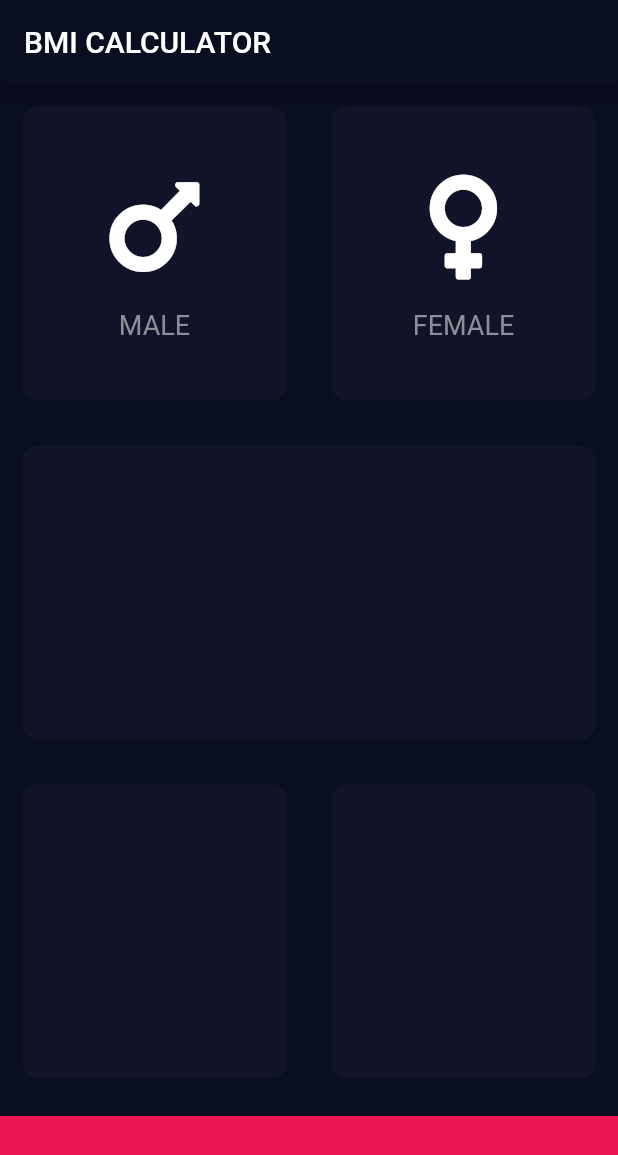
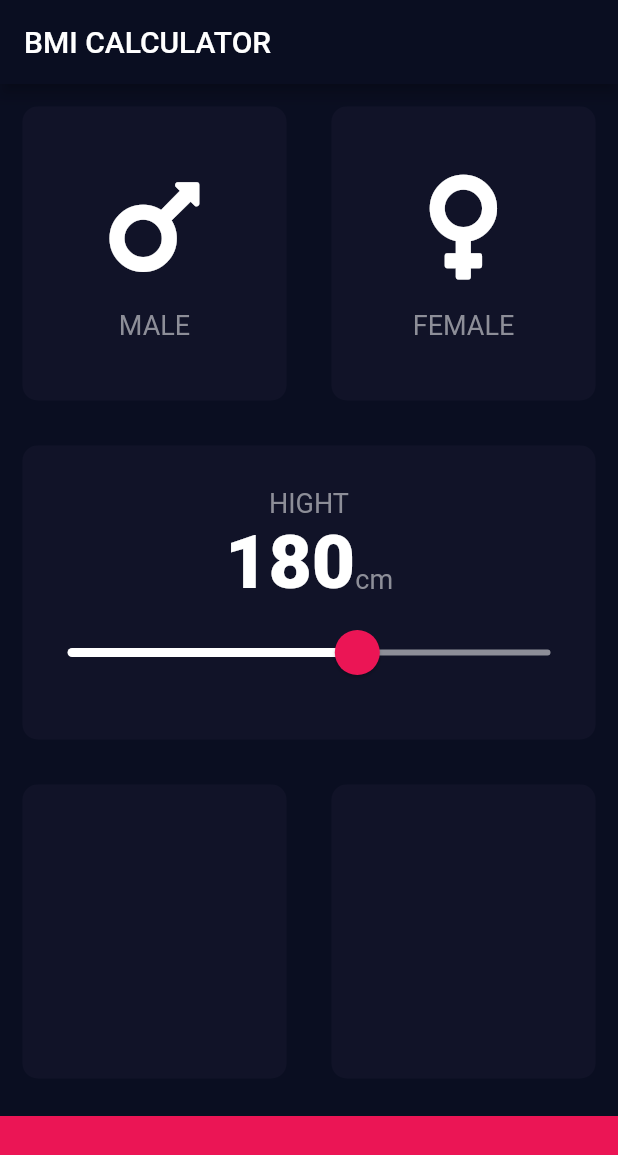
Before and after one commit to jrdutra/EstudandoFlutter, a Flutter app: the screen it shows after launch, on a phone screen of 412 x 824 dp. Shown: the top 1155 px of the screen. Run offline on Flutter 3.47's test engine with Material 2 defaults, Android fonts, the phone set to English and light mode, and no system bars; our stand-ins replace audioplayers, cloud_firestore, firebase_auth, firebase_storage, font_awesome_flutter, geolocator and 7 more; missing offline and left inert: dart:ffi, firebase_admob, flutter_youtube; accounts and stored records are empty.

Commit message:
BMI Calculator

```diff
--- /dev/null
+++ b/DraAngelaYu/bmi-calculator-flutter-master/lib/constants.dart
@@ -0,0 +1,10 @@
+import 'package:flutter/material.dart';
+
+const kBottonConteinerHeight = 80.0;
+const kActiveCardColour = Color(0xFF1D1E33);
+const kInactiveCardColour = Color(0xFF111328);
+const kBottonConteinerColour = Color(0xFFEB1555);
+
+const kLabelTextStyle = TextStyle(fontSize: 18, color: Color(0xFF8D8E98));
+
+const kNumberTextStyle = TextStyle(fontSize: 50.0, fontWeight: FontWeight.w900);
--- a/DraAngelaYu/bmi-calculator-flutter-master/lib/icon_content.dart
+++ b/DraAngelaYu/bmi-calculator-flutter-master/lib/icon_content.dart
@@ -1,6 +1,5 @@
 import 'package:flutter/material.dart';
-
-const labelTextStyle = TextStyle(fontSize: 18, color: Color(0xFF8D8E98));
+import 'constants.dart';
 
 class IconContent extends StatelessWidget {
 
@@ -23,7 +22,7 @@ class IconContent extends StatelessWidget {
         ),
         Text(
           text,
-          style: labelTextStyle,
+          style: kLabelTextStyle,
         )
       ],
     );
--- a/DraAngelaYu/bmi-calculator-flutter-master/lib/input_page.dart
+++ b/DraAngelaYu/bmi-calculator-flutter-master/lib/input_page.dart
@@ -1,13 +1,9 @@
 import 'package:flutter/material.dart';
 import 'package:font_awesome_flutter/font_awesome_flutter.dart';
-
+import 'constants.dart';
 import 'icon_content.dart';
 import 'reusable_card.dart';
 
-const bottonConteinerHeight = 80.0;
-const activeCardColour = Color(0xFF1D1E33);
-const inactiveCardColour = Color(0xFF111328);
-const bottonConteinerColour = Color(0xFFEB1555);
 enum Gender {MALE,FEMALE}
 
 
@@ -19,6 +15,7 @@ class InputPage extends StatefulWidget {
 class _InputPageState extends State<InputPage> {
 
   Gender genderSelected;
+  int height = 180;
 
   @override
   Widget build(BuildContext context) {
@@ -27,6 +24,7 @@ class _InputPageState extends State<InputPage> {
           title: Text('BMI CALCULATOR'),
         ),
         body: Column(
+          crossAxisAlignment: CrossAxisAlignment.stretch,
           children: [
             Expanded(
               child: Row(
@@ -39,8 +37,8 @@ class _InputPageState extends State<InputPage> {
                         });
                       },
                       colour: genderSelected == Gender.MALE
-                          ? activeCardColour
-                          :inactiveCardColour,
+                          ? kActiveCardColour
+                          :kInactiveCardColour,
                       cardChild: IconContent(
                         icon: FontAwesomeIcons.mars,
                         text: 'MALE',
@@ -55,8 +53,8 @@ class _InputPageState extends State<InputPage> {
                         });
                       },
                       colour: genderSelected == Gender.FEMALE
-                      ? activeCardColour
-                      :inactiveCardColour,
+                      ? kActiveCardColour
+                      :kInactiveCardColour,
                       cardChild: IconContent(
                         icon: FontAwesomeIcons.venus,
                         text: 'FEMALE',
@@ -68,7 +66,51 @@ class _InputPageState extends State<InputPage> {
             ),
             Expanded(
               child: ReusableCard(
-                colour: inactiveCardColour,
+                colour: kInactiveCardColour,
+                cardChild: Column(
+                  mainAxisAlignment: MainAxisAlignment.center,
+                  children: [
+                    Text(
+                      'HIGHT',
+                      style: kLabelTextStyle,
+                    ),
+                    Row(
+                      mainAxisAlignment: MainAxisAlignment.center,
+                      crossAxisAlignment: CrossAxisAlignment.baseline,
+                      textBaseline: TextBaseline.alphabetic,
+                      children: [
+                        Text(
+                          height.toString(),
+                          style: kNumberTextStyle
+                        ),
+                        Text(
+                          'cm',
+                          style: kLabelTextStyle,
+                        ),
+                      ],
+                    ),
+                    SliderTheme(
+                      data: SliderTheme.of(context).copyWith(
+                        inactiveTrackColor: Color(0xFF8D8E98),
+                        activeTrackColor: Colors.white,
+                        thumbColor: Color(0xFFEB1555),
+                        overlayColor: Color(0x29EB1555),
+                        thumbShape: RoundSliderThumbShape(enabledThumbRadius: 15.0),
+                        overlayShape: RoundSliderOverlayShape(overlayRadius: 30.0)
+                      ),
+                      child: Slider(
+                        value: height.toDouble(),
+                        min: 120.0,
+                        max: 220,
+                        onChanged: (double passedHeight){
+                          setState(() {
+                            height = passedHeight.toInt();
+                          });
+                        },
+                      ),
+                    )
+                  ],
+                ),
               ),
             ),
             Expanded(
@@ -76,22 +118,22 @@ class _InputPageState extends State<InputPage> {
                 children: [
                   Expanded(
                     child: ReusableCard(
-                      colour: inactiveCardColour,
+                      colour: kInactiveCardColour,
                     ),
                   ),
                   Expanded(
                     child: ReusableCard(
-                      colour: inactiveCardColour,
+                      colour: kInactiveCardColour,
                     ),
                   ),
                 ],
               ),
             ),
             Container(
-              color: bottonConteinerColour,
+              color: kBottonConteinerColour,
               margin: EdgeInsets.only(top: 10.0),
               width: double.infinity,
-              height: bottonConteinerHeight,
+              height: kBottonConteinerHeight,
             )
           ],
         ));
```
